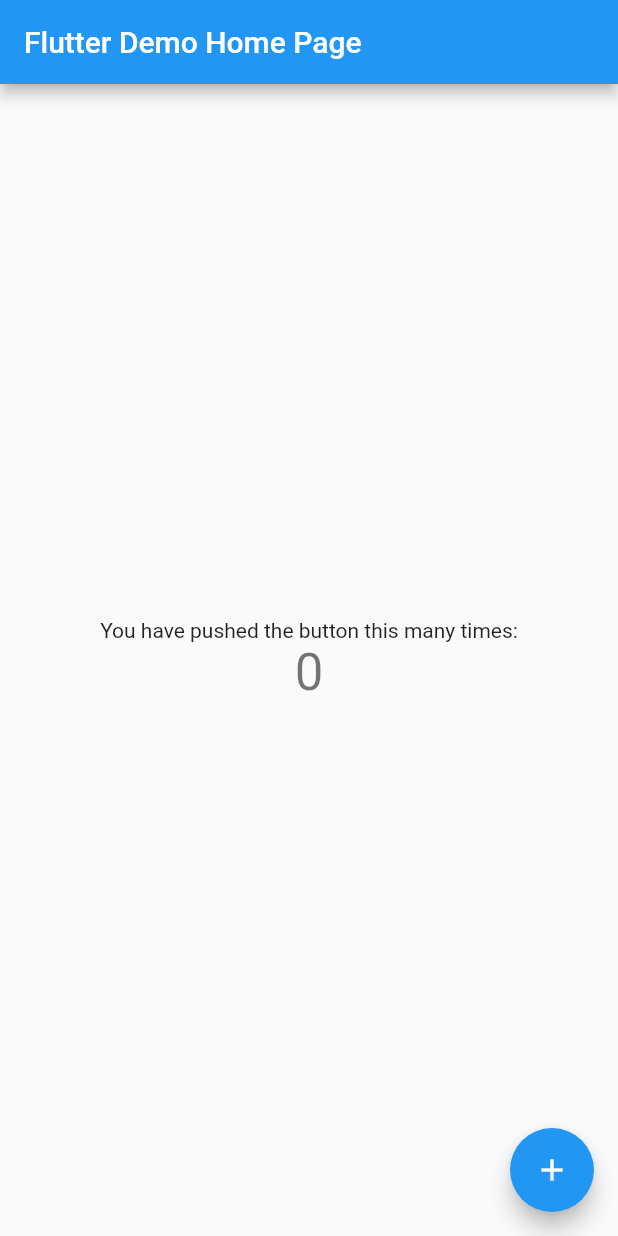
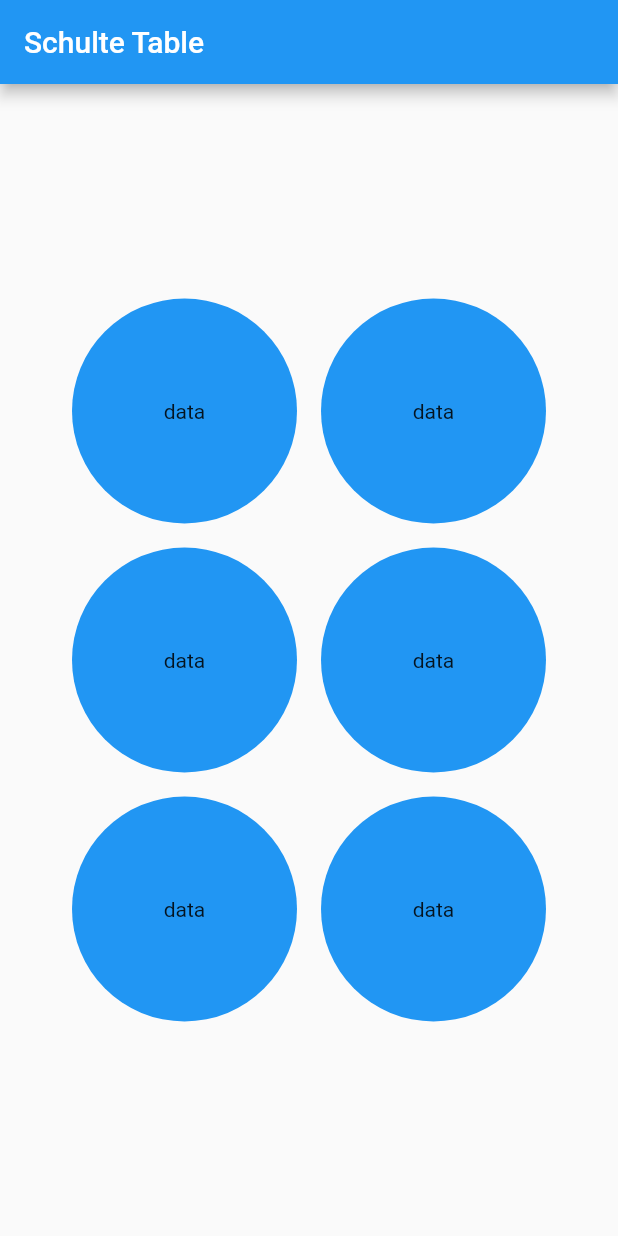
Before and after one commit to FurkanCanCabadak/schulteTable, a Flutter app: the screen it shows after launch, on a phone screen of 412 x 824 dp. Run offline on Flutter 3.47's test engine with Material 2 defaults, Android fonts, the phone set to English and light mode, and no system bars.

Commit message:
Created MainPageUI.

```diff
--- /dev/null
+++ b/lib/UI/main_page_UI.dart
@@ -0,0 +1,141 @@
+import 'package:flutter/material.dart';
+
+class MainPageUI extends StatefulWidget {
+  @override
+  _MainPageUIState createState() => _MainPageUIState();
+}
+
+class _MainPageUIState extends State<MainPageUI> {
+  @override
+  Widget build(BuildContext context) {
+    return MaterialApp(
+      debugShowCheckedModeBanner: false,
+      home: Scaffold(
+        appBar: AppBar(
+          title: Text("Schulte Table"),
+        ),
+        body: Center(
+          child: Column(
+            mainAxisAlignment: MainAxisAlignment.center,
+            children: [
+              Row(
+                crossAxisAlignment: CrossAxisAlignment.center,
+                mainAxisAlignment: MainAxisAlignment.center,
+                children: [
+                  Padding(
+                    padding: const EdgeInsets.all(8.0),
+                    child: InkWell(
+                      onTap: () => print("tiklandi"),
+                      child: Container(
+                        decoration: BoxDecoration(
+                            shape: BoxShape.circle, color: Colors.blue),
+                        height: 150,
+                        width: 150,
+                        child: Column(
+                          mainAxisAlignment: MainAxisAlignment.center,
+                          children: [Text("data")],
+                        ),
+                      ),
+                    ),
+                  ),
+                  Padding(
+                    padding: const EdgeInsets.all(8.0),
+                    child: InkWell(
+                      onTap: () => print("tiklandi"),
+                      child: Container(
+                        decoration: BoxDecoration(
+                            shape: BoxShape.circle, color: Colors.blue),
+                        height: 150,
+                        width: 150,
+                        child: Column(
+                          mainAxisAlignment: MainAxisAlignment.center,
+                          children: [Text("data")],
+                        ),
+                      ),
+                    ),
+                  )
+                ],
+              ),
+              Row(
+                crossAxisAlignment: CrossAxisAlignment.center,
+                mainAxisAlignment: MainAxisAlignment.center,
+                children: [
+                  Padding(
+                    padding: const EdgeInsets.all(8.0),
+                    child: InkWell(
+                      onTap: () => print("tiklandi"),
+                      child: Container(
+                        decoration: BoxDecoration(
+                            shape: BoxShape.circle, color: Colors.blue),
+                        height: 150,
+                        width: 150,
+                        child: Column(
+                          mainAxisAlignment: MainAxisAlignment.center,
+                          children: [Text("data")],
+                        ),
+                      ),
+                    ),
+                  ),
+                  Padding(
+                    padding: const EdgeInsets.all(8.0),
+                    child: InkWell(
+                      onTap: () => print("tiklandi"),
+                      child: Container(
+                        decoration: BoxDecoration(
+                            shape: BoxShape.circle, color: Colors.blue),
+                        height: 150,
+                        width: 150,
+                        child: Column(
+                          mainAxisAlignment: MainAxisAlignment.center,
+                          children: [Text("data")],
+                        ),
+                      ),
+                    ),
+                  )
+                ],
+              ),
+              Row(
+                crossAxisAlignment: CrossAxisAlignment.center,
+                mainAxisAlignment: MainAxisAlignment.center,
+                children: [
+                  Padding(
+                    padding: const EdgeInsets.all(8.0),
+                    child: InkWell(
+                      onTap: () => print("tiklandi"),
+                      child: Container(
+                        decoration: BoxDecoration(
+                            shape: BoxShape.circle, color: Colors.blue),
+                        height: 150,
+                        width: 150,
+                        child: Column(
+                          mainAxisAlignment: MainAxisAlignment.center,
+                          children: [Text("data")],
+                        ),
+                      ),
+                    ),
+                  ),
+                  Padding(
+                    padding: const EdgeInsets.all(8.0),
+                    child: InkWell(
+                      onTap: () => print("tiklandi"),
+                      child: Container(
+                        decoration: BoxDecoration(
+                            shape: BoxShape.circle, color: Colors.blue),
+                        height: 150,
+                        width: 150,
+                        child: Column(
+                          mainAxisAlignment: MainAxisAlignment.center,
+                          children: [Text("data")],
+                        ),
+                      ),
+                    ),
+                  )
+                ],
+              ),
+            ],
+          ),
+        ),
+      ),
+    );
+  }
+}
--- a/lib/main.dart
+++ b/lib/main.dart
@@ -1,117 +1,7 @@
 import 'package:flutter/material.dart';
+import 'package:flutter_application_1/UI/main_page_UI.dart';
 
 void main() {
-  runApp(MyApp());
+  //just call MainPageUI.
+  runApp(MainPageUI());
 }
-
-class MyApp extends StatelessWidget {
-  // This widget is the root of your application.
-  @override
-  Widget build(BuildContext context) {
-    return MaterialApp(
-      title: 'Flutter Demo',
-      theme: ThemeData(
-        // This is the theme of your application.
-        //
-        // Try running your application with "flutter run". You'll see the
-        // application has a blue toolbar. Then, without quitting the app, try
-        // changing the primarySwatch below to Colors.green and then invoke
-        // "hot reload" (press "r" in the console where you ran "flutter run",
-        // or simply save your changes to "hot reload" in a Flutter IDE).
-        // Notice that the counter didn't reset back to zero; the application
-        // is not restarted.
-        primarySwatch: Colors.blue,
-        // This makes the visual density adapt to the platform that you run
-        // the app on. For desktop platforms, the controls will be smaller and
-        // closer together (more dense) than on mobile platforms.
-        visualDensity: VisualDensity.adaptivePlatformDensity,
-      ),
-      home: MyHomePage(title: 'Flutter Demo Home Page'),
-    );
-  }
-}
-
-class MyHomePage extends StatefulWidget {
-  MyHomePage({Key key, this.title}) : super(key: key);
-
-  // This widget is the home page of your application. It is stateful, meaning
-  // that it has a State object (defined below) that contains fields that affect
-  // how it looks.
-
-  // This class is the configuration for the state. It holds the values (in this
-  // case the title) provided by the parent (in this case the App widget) and
-  // used by the build method of the State. Fields in a Widget subclass are
-  // always marked "final".
-
-  final String title;
-
-  @override
-  _MyHomePageState createState() => _MyHomePageState();
-}
-
-class _MyHomePageState extends State<MyHomePage> {
-  int _counter = 0;
-
-  void _incrementCounter() {
-    setState(() {
-      // This call to setState tells the Flutter framework that something has
-      // changed in this State, which causes it to rerun the build method below
-      // so that the display can reflect the updated values. If we changed
-      // _counter without calling setState(), then the build method would not be
-      // called again, and so nothing would appear to happen.
-      _counter++;
-    });
-  }
-
-  @override
-  Widget build(BuildContext context) {
-    // This method is rerun every time setState is called, for instance as done
-    // by the _incrementCounter method above.
-    //
-    // The Flutter framework has been optimized to make rerunning build methods
-    // fast, so that you can just rebuild anything that needs updating rather
-    // than having to individually change instances of widgets.
-    return Scaffold(
-      appBar: AppBar(
-        // Here we take the value from the MyHomePage object that was created by
-        // the App.build method, and use it to set our appbar title.
-        title: Text(widget.title),
-      ),
-      body: Center(
-        // Center is a layout widget. It takes a single child and positions it
-        // in the middle of the parent.
-        child: Column(
-          // Column is also a layout widget. It takes a list of children and
-          // arranges them vertically. By default, it sizes itself to fit its
-          // children horizontally, and tries to be as tall as its parent.
-          //
-          // Invoke "debug painting" (press "p" in the console, choose the
-          // "Toggle Debug Paint" action from the Flutter Inspector in Android
-          // Studio, or the "Toggle Debug Paint" command in Visual Studio Code)
-          // to see the wireframe for each widget.
-          //
-          // Column has various properties to control how it sizes itself and
-          // how it positions its children. Here we use mainAxisAlignment to
-          // center the children vertically; the main axis here is the vertical
-          // axis because Columns are vertical (the cross axis would be
-          // horizontal).
-          mainAxisAlignment: MainAxisAlignment.center,
-          children: <Widget>[
-            Text(
-              'You have pushed the button this many times:',
-            ),
-            Text(
-              '$_counter',
-              style: Theme.of(context).textTheme.headline4,
-            ),
-          ],
-        ),
-      ),
-      floatingActionButton: FloatingActionButton(
-        onPressed: _incrementCounter,
-        tooltip: 'Increment',
-        child: Icon(Icons.add),
-      ), // This trailing comma makes auto-formatting nicer for build methods.
-    );
-  }
-}
```
Also changed, not shown: lib/Services/game_mode.dart (added), 1 other file.
